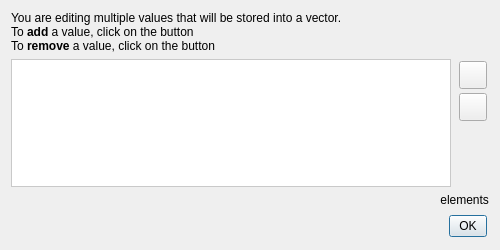
Old version of the form library/tulip-gui/designer/VectorEditionWidget.ui in the repository vadivelselvaraj/TulipGLImprovement.
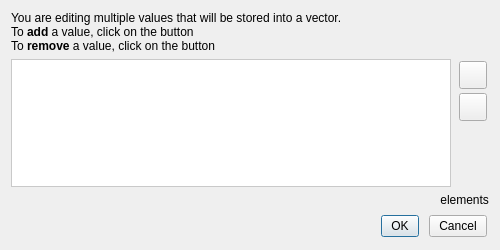
New version of the form. Icons and pictures are not drawn.

Commit message: VectorEditionWidget bug fix: add Cancel button and ensure the previous value of the vector is restored

Diff of the .ui file:
```diff
--- a/library/tulip-gui/designer/VectorEditionWidget.ui
+++ b/library/tulip-gui/designer/VectorEditionWidget.ui
@@ -1,7 +1,7 @@
 <?xml version="1.0" encoding="UTF-8"?>
 <ui version="4.0">
  <class>VectorEditionWidget</class>
- <widget class="QWidget" name="VectorEditionWidget">
+ <widget class="QDialog" name="VectorEditionWidget">
   <property name="geometry">
    <rect>
     <x>0</x>
@@ -191,7 +191,7 @@
    <item>
     <widget class="QDialogButtonBox" name="buttonBox">
      <property name="standardButtons">
-      <set>QDialogButtonBox::Ok</set>
+      <set>QDialogButtonBox::Cancel|QDialogButtonBox::Ok</set>
      </property>
     </widget>
    </item>
```
Left out of the diff: 22 changed lines with no effect on the pictures. The commit also changes 2 other files.
